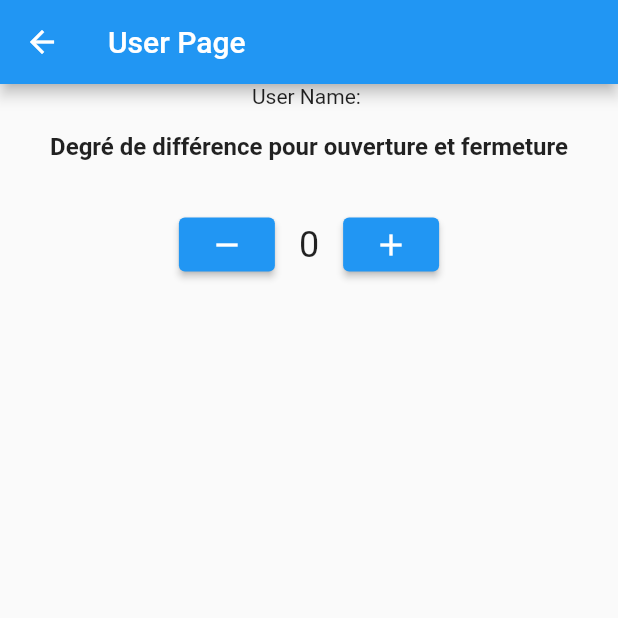
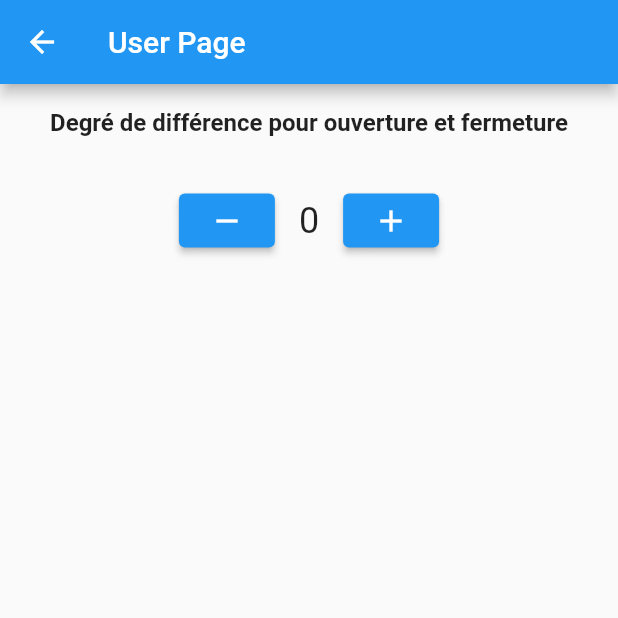
Before and after one commit to GaetanCrabeels/SmartShade, a Flutter app: the UserPage screen opened directly, on a phone screen of 412 x 824 dp, the top half of it. Run offline on Flutter 3.47's test engine with Material 2 defaults, Android fonts, the phone set to English and light mode, and no system bars; our stand-ins replace cloud_firestore, firebase_core; accounts and stored records are empty.

Commit message:
user_page modification

```diff
--- a/lib/screens/user_page.dart
+++ b/lib/screens/user_page.dart
@@ -3,6 +3,7 @@ import 'package:flutter/foundation.dart';
 import 'package:flutter/material.dart';
 
 class UserPage extends StatefulWidget {
+  // ignore: non_constant_identifier_names
   final String user_name;
   const UserPage({super.key, required this.user_name});
 
@@ -67,13 +68,13 @@ class _UserPageState extends State<UserPage> {
           }
 
           // Access the user's data and display it
-          Map<String, dynamic> userData =
-              snapshot.data!.data() as Map<String, dynamic>;
-          String userName = userData['user_name'];
+          //Map<String, dynamic> userData =
+          //  snapshot.data!.data() as Map<String, dynamic>;
+          //String userName = userData['user_name'];
 
           return Column(
             children: [
-              Text('User Name: $userName'), // Display the user's name
+              //Text('User Name: $userName'), // Display the user's name
               Container(
                 padding: const EdgeInsets.all(16.0),
                 alignment: Alignment.center,
```
